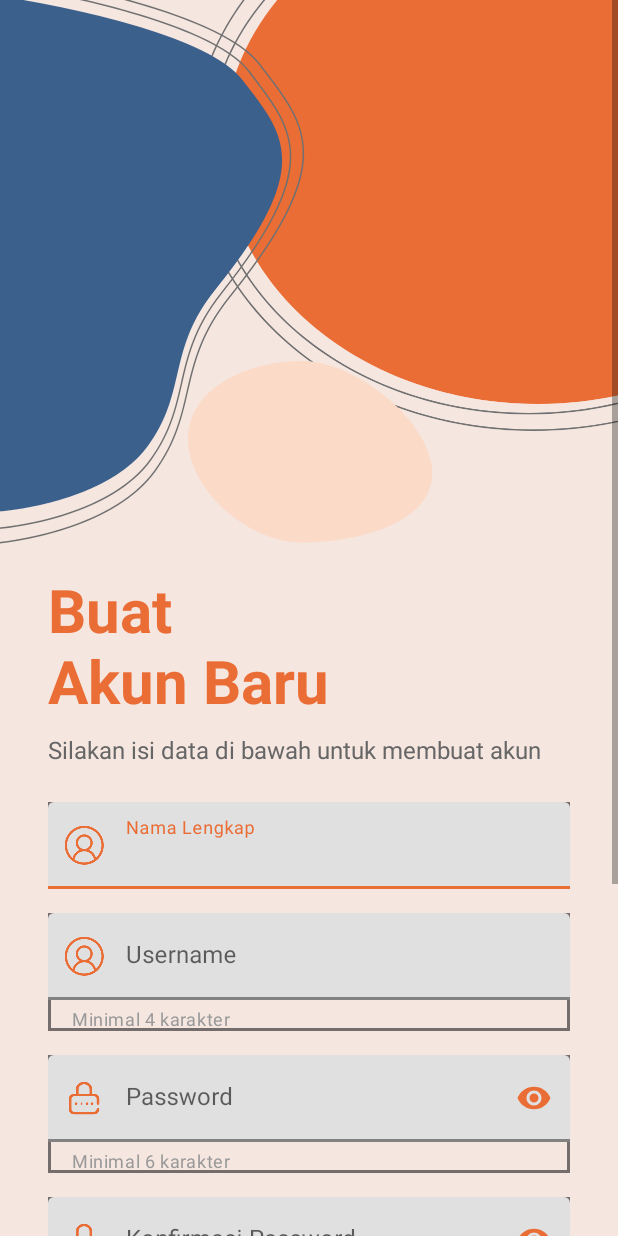
After one commit to parma03/VikorSistemAhmadBan, an Android app: the RegisterActivity screen opened directly, with no data from a screen before it, on a phone screen of 412 x 824 dp. The commit adds this screen. Run offline under Robolectric (Android 15) with nearby library versions, the phone set to English and light mode, and no system bars; libraries missing offline, so code that uses them is left out: com.mysql.jdbc.

Commit message:
add function register

```diff
--- /dev/null
+++ b/app/src/main/res/layout/activity_register.xml
@@ -0,0 +1,259 @@
+<?xml version="1.0" encoding="utf-8"?>
+<androidx.constraintlayout.widget.ConstraintLayout xmlns:android="http://schemas.android.com/apk/res/android"
+    xmlns:app="http://schemas.android.com/apk/res-auto"
+    xmlns:tools="http://schemas.android.com/tools"
+    android:id="@+id/main"
+    android:layout_width="match_parent"
+    android:layout_height="match_parent"
+    android:background="#F5E6E0"
+    tools:context=".RegisterActivity">
+
+    <ScrollView
+        android:layout_width="match_parent"
+        android:layout_height="match_parent"
+        app:layout_constraintBottom_toBottomOf="parent"
+        app:layout_constraintEnd_toEndOf="parent"
+        app:layout_constraintStart_toStartOf="parent"
+        app:layout_constraintTop_toTopOf="parent">
+
+        <LinearLayout
+            android:layout_width="match_parent"
+            android:layout_height="wrap_content"
+            android:orientation="vertical">
+
+            <!-- Background Image -->
+            <ImageView
+                android:id="@+id/imageView2"
+                android:layout_width="match_parent"
+                android:layout_height="wrap_content"
+                android:scaleType="fitXY"
+                app:srcCompat="@drawable/top_background2" />
+
+            <!-- Title -->
+            <TextView
+                android:layout_width="match_parent"
+                android:layout_height="wrap_content"
+                android:layout_marginLeft="32dp"
+                android:layout_marginTop="16dp"
+                android:layout_marginRight="32dp"
+                android:text="Buat\nAkun Baru"
+                android:textColor="#EA6D35"
+                android:textSize="40sp"
+                android:textStyle="bold" />
+
+            <!-- Subtitle -->
+            <TextView
+                android:layout_width="match_parent"
+                android:layout_height="wrap_content"
+                android:layout_marginLeft="32dp"
+                android:layout_marginTop="8dp"
+                android:layout_marginRight="32dp"
+                android:layout_marginBottom="24dp"
+                android:text="Silakan isi data di bawah untuk membuat akun"
+                android:textColor="#666666"
+                android:textSize="16sp" />
+
+            <!-- Full Name Input -->
+            <com.google.android.material.textfield.TextInputLayout
+                android:id="@+id/teFullName"
+                android:layout_width="match_parent"
+                android:layout_height="wrap_content"
+                android:layout_marginStart="32dp"
+                android:layout_marginEnd="32dp"
+                android:layout_marginBottom="16dp"
+                android:background="@drawable/edittext_background"
+                android:hint="Nama Lengkap"
+                app:boxStrokeColor="#EA6D35"
+                app:boxStrokeWidth="2dp"
+                app:hintTextColor="#EA6D35"
+                app:startIconDrawable="@drawable/name"
+                app:startIconTint="#EA6D35">
+
+                <com.google.android.material.textfield.TextInputEditText
+                    android:id="@+id/etFullName"
+                    android:layout_width="match_parent"
+                    android:layout_height="wrap_content"
+                    android:inputType="textPersonName|textCapWords"
+                    android:padding="18dp"
+                    android:textColor="@color/textColor"
+                    android:textSize="16sp" />
+
+            </com.google.android.material.textfield.TextInputLayout>
+
+            <!-- Username Input -->
+            <com.google.android.material.textfield.TextInputLayout
+                android:id="@+id/tilEmail"
+                android:layout_width="match_parent"
+                android:layout_height="wrap_content"
+                android:layout_marginStart="32dp"
+                android:layout_marginEnd="32dp"
+                android:layout_marginBottom="16dp"
+                android:background="@drawable/edittext_background"
+                android:hint="Username"
+                app:boxStrokeColor="#EA6D35"
+                app:boxStrokeWidth="2dp"
+                app:hintTextColor="#EA6D35"
+                app:startIconDrawable="@drawable/name"
+                app:startIconTint="#EA6D35"
+                app:helperText="Minimal 4 karakter"
+                app:helperTextTextColor="#999999">
+
+                <com.google.android.material.textfield.TextInputEditText
+                    android:id="@+id/etEmail"
+                    android:layout_width="match_parent"
+                    android:layout_height="wrap_content"
+                    android:inputType="text"
+                    android:padding="18dp"
+                    android:textColor="@color/textColor"
+                    android:textSize="16sp" />
+
+            </com.google.android.material.textfield.TextInputLayout>
+
+            <!-- Password Input -->
+            <com.google.android.material.textfield.TextInputLayout
+                android:id="@+id/tilPassword"
+                android:layout_width="match_parent"
+                android:layout_height="wrap_content"
+                android:layout_marginStart="32dp"
+                android:layout_marginEnd="32dp"
+                android:layout_marginBottom="16dp"
+                android:background="@drawable/edittext_background"
+                android:hint="Password"
+                app:boxStrokeColor="#EA6D35"
+                app:boxStrokeWidth="2dp"
+                app:hintTextColor="#EA6D35"
+                app:passwordToggleEnabled="true"
+                app:passwordToggleTint="#EA6D35"
+                app:startIconDrawable="@drawable/password"
+                app:startIconTint="#EA6D35"
+                app:helperText="Minimal 6 karakter"
+                app:helperTextTextColor="#999999">
+
+                <com.google.android.material.textfield.TextInputEditText
+                    android:id="@+id/etPassword"
+                    android:layout_width="match_parent"
+                    android:layout_height="wrap_content"
+                    android:inputType="textPassword"
+                    android:padding="18dp"
+                    android:textColor="@color/textColor"
+                    android:textSize="16sp" />
+
+            </com.google.android.material.textfield.TextInputLayout>
+
+            <!-- Confirm Password Input -->
+            <com.google.android.material.textfield.TextInputLayout
+                android:id="@+id/tilConfirmPassword"
+                android:layout_width="match_parent"
+                android:layout_height="wrap_content"
+                android:layout_marginStart="32dp"
+                android:layout_marginEnd="32dp"
+                android:layout_marginBottom="24dp"
+                android:background="@drawable/edittext_background"
+                android:hint="Konfirmasi Password"
+                app:boxStrokeColor="#EA6D35"
+                app:boxStrokeWidth="2dp"
+                app:hintTextColor="#EA6D35"
+                app:passwordToggleEnabled="true"
+                app:passwordToggleTint="#EA6D35"
+                app:startIconDrawable="@drawable/password"
+                app:startIconTint="#EA6D35"
+                app:helperText="Masukkan password yang sama"
+                app:helperTextTextColor="#999999">
+
+                <com.google.android.material.textfield.TextInputEditText
+                    android:id="@+id/etConfirmPassword"
+                    android:layout_width="match_parent"
+                    android:layout_height="wrap_content"
+                    android:inputType="textPassword"
+                    android:padding="18dp"
+                    android:textColor="@color/textColor"
+                    android:textSize="16sp" />
+
+            </com.google.android.material.textfield.TextInputLayout>
+
+            <!-- Register Button -->
+            <com.google.android.material.button.MaterialButton
+                android:id="@+id/btnRegister"
+                android:layout_width="match_parent"
+                android:layout_height="56dp"
+                android:layout_marginStart="32dp"
+                android:layout_marginEnd="32dp"
+                android:layout_marginBottom="16dp"
+                android:backgroundTint="#EA6D35"
+                android:text="Daftar Sekarang"
+                android:textColor="#FFFFFF"
+                android:textSize="16sp"
+                android:textStyle="bold"
+                app:cornerRadius="12dp"
+                app:elevation="4dp"
+                app:iconTint="#FFFFFF"
+                app:iconGravity="textStart" />
+
+            <!-- Divider -->
+            <LinearLayout
+                android:layout_width="match_parent"
+                android:layout_height="wrap_content"
+                android:layout_marginStart="32dp"
+                android:layout_marginEnd="32dp"
+                android:layout_marginBottom="16dp"
+                android:orientation="horizontal"
+                android:gravity="center_vertical">
+
+                <View
+                    android:layout_width="0dp"
+                    android:layout_height="1dp"
+                    android:layout_weight="1"
+                    android:background="#DDDDDD" />
+
+                <TextView
+                    android:layout_width="wrap_content"
+                    android:layout_height="wrap_content"
+                    android:layout_marginStart="16dp"
+                    android:layout_marginEnd="16dp"
+                    android:text="atau"
+                    android:textColor="#999999"
+                    android:textSize="14sp" />
+
+                <View
+                    android:layout_width="0dp"
+                    android:layout_height="1dp"
+                    android:layout_weight="1"
+                    android:background="#DDDDDD" />
+
+            </LinearLayout>
+
+            <!-- Login Button -->
+            <com.google.android.material.button.MaterialButton
+                android:id="@+id/btnLogin"
+                android:layout_width="match_parent"
+                android:layout_height="56dp"
+                android:layout_marginStart="32dp"
+                android:layout_marginEnd="32dp"
+                android:layout_marginBottom="32dp"
+                android:backgroundTint="@android:color/transparent"
+                android:text="Sudah Punya Akun? Login"
+                android:textColor="#EA6D35"
+                android:textSize="16sp"
+                android:textStyle="bold"
+                app:cornerRadius="12dp"
+                app:strokeColor="#EA6D35"
+                app:strokeWidth="2dp"
+                app:iconTint="#EA6D35"
+                app:iconGravity="textStart" />
+
+            <!-- Footer Text -->
+            <TextView
+                android:layout_width="match_parent"
+                android:layout_height="wrap_content"
+                android:layout_marginStart="32dp"
+                android:layout_marginEnd="32dp"
+                android:layout_marginBottom="24dp"
+                android:text="Dengan mendaftar, Anda menyetujui kebijakan privasi dan syarat layanan kami"
+                android:textColor="#999999"
+                android:textSize="12sp"
+                android:textAlignment="center"
+                android:lineSpacingExtra="2dp" />
+
+        </LinearLayout>
+    </ScrollView>
+</androidx.constraintlayout.widget.ConstraintLayout>
```
Also changed, not shown: app/src/main/AndroidManifest.xml (+15 -15 lines), app/src/main/java/com/example/vikorsistemahmadban/MainActivity.java (+13 -0 lines), app/src/main/java/com/example/vikorsistemahmadban/RegisterActivity.java (added, +401 -0 lines), app/src/main/res/layout/activity_main.xml (+17 -0 lines).
